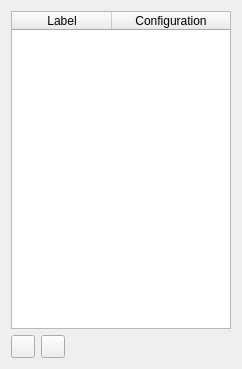
First picture: the form in ui/propertiespickerwidget.ui, repository BrnSlr/CuteBoard, before the edit.
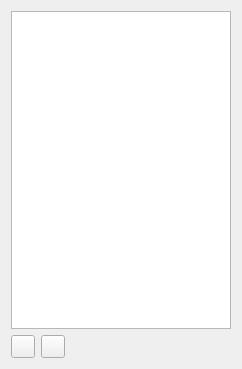
Second picture: the form after the edit. Icons and pictures are not drawn. Custom widgets are drawn as their Qt base class.

```diff
--- a/ui/propertiespickerwidget.ui
+++ b/ui/propertiespickerwidget.ui
@@ -15,7 +15,7 @@
   </property>
   <layout class="QVBoxLayout" name="verticalLayout">
    <item>
-    <widget class="PropertiesTableWidget" name="tableWidget">
+    <widget class="PropertiesTableWidget" name="treeWidget">
      <property name="editTriggers">
       <set>QAbstractItemView::NoEditTriggers</set>
      </property>
@@ -28,32 +28,12 @@
      <property name="selectionBehavior">
       <enum>QAbstractItemView::SelectRows</enum>
      </property>
-     <property name="sortingEnabled">
-      <bool>true</bool>
-     </property>
-     <attribute name="horizontalHeaderMinimumSectionSize">
-      <number>30</number>
-     </attribute>
-     <attribute name="horizontalHeaderHighlightSections">
+     <attribute name="headerVisible">
       <bool>false</bool>
      </attribute>
-     <attribute name="horizontalHeaderStretchLastSection">
-      <bool>true</bool>
-     </attribute>
-     <attribute name="verticalHeaderVisible">
-      <bool>false</bool>
-     </attribute>
-     <attribute name="verticalHeaderDefaultSectionSize">
-      <number>23</number>
-     </attribute>
      <column>
       <property name="text">
-       <string>Label</string>
-      </property>
-     </column>
-     <column>
-      <property name="text">
-       <string>Configuration</string>
+       <string notr="true">1</string>
       </property>
      </column>
     </widget>
@@ -102,7 +82,7 @@
  <customwidgets>
   <customwidget>
    <class>PropertiesTableWidget</class>
-   <extends>QTableWidget</extends>
+   <extends>QTreeWidget</extends>
    <header>ui/util/propertiestablewidget.h</header>
   </customwidget>
  </customwidgets>
```
